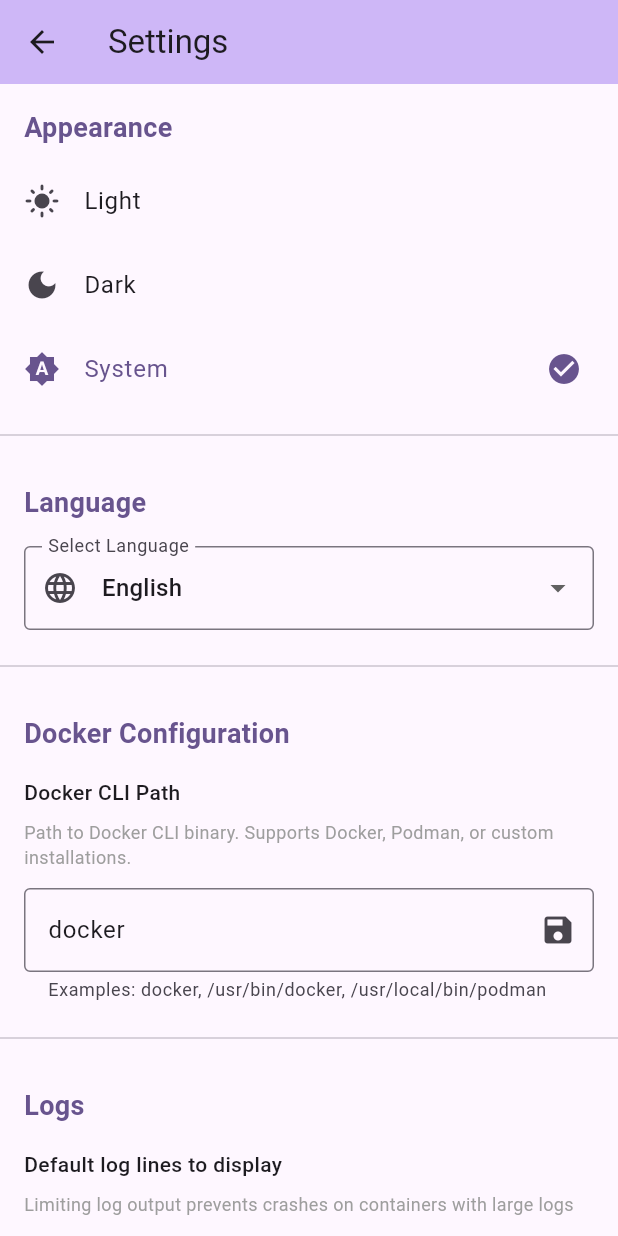
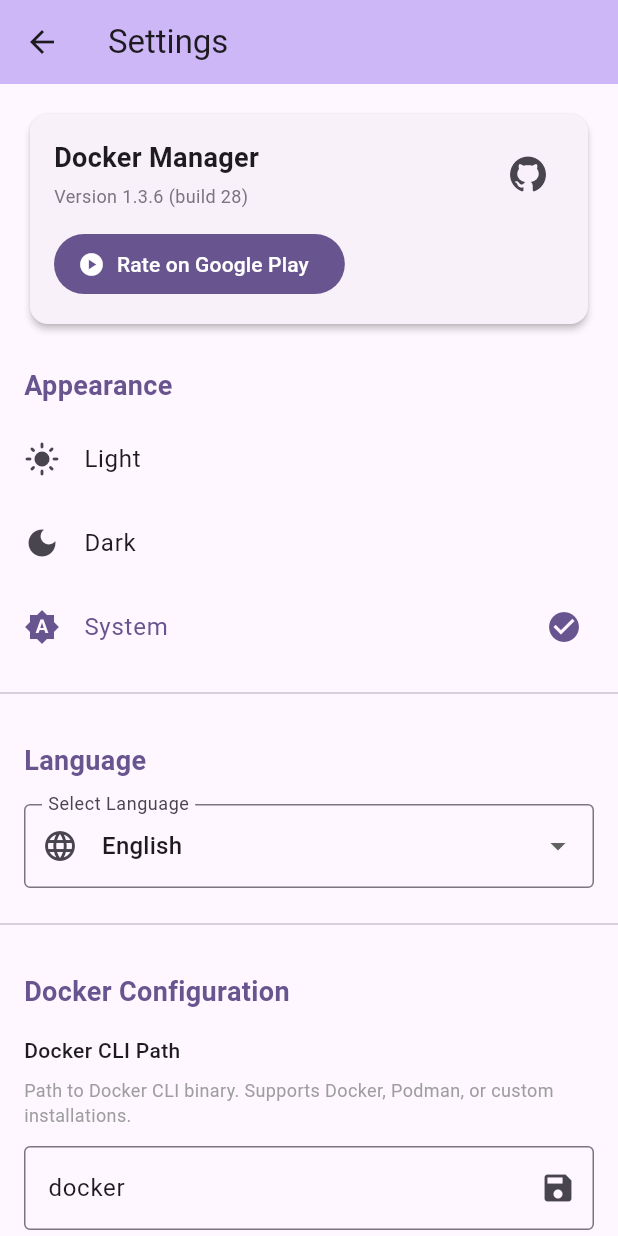
Before and after one commit to theSoberSobber/Docker-Manager, a Flutter app: the SettingsScreen screen opened directly, on a phone screen of 412 x 824 dp. Run offline on Flutter 3.47's test engine with Material 3 defaults, Android fonts, the phone set to English and light mode, and no system bars; our stand-ins replace easy_localization, font_awesome_flutter, package_info_plus, shared_preferences; missing offline and left inert: dartssh2, xterm; accounts and stored records are empty.

Commit message:
support card

```diff
--- a/assets/i18n/en-US.json
+++ b/assets/i18n/en-US.json
@@ -312,7 +312,12 @@
     "select_language": "Select Language",
     "pruning": "Pruning...",
     "version_label": "Version {} (build {})",
-    "version_loading": "Loading version..."
+    "version_loading": "Loading version...",
+    "support_title": "Support & feedback",
+    "support_subtitle": "Rate us on Google Play or drop by GitHub to file issues and ideas.",
+    "rate_play": "Rate on Google Play",
+    "github_repo": "View on GitHub",
+    "link_open_failed": "Couldn't open link"
   },
   "system_info": {
     "title": "System Information",
--- a/assets/i18n/es.json
+++ b/assets/i18n/es.json
@@ -312,7 +312,12 @@
     "select_language": "Seleccionar Idioma",
     "pruning": "Purgando...",
     "version_label": "Versión {} (compilación {})",
-    "version_loading": "Cargando versión..."
+    "version_loading": "Cargando versión...",
+    "support_title": "Soporte y comentarios",
+    "support_subtitle": "Califícanos en Google Play o visita GitHub para compartir ideas.",
+    "rate_play": "Calificar en Google Play",
+    "github_repo": "Ver en GitHub",
+    "link_open_failed": "No se pudo abrir el enlace"
   },
   "system_info": {
     "title": "Información del Sistema",
--- a/assets/i18n/fr-FR.json
+++ b/assets/i18n/fr-FR.json
@@ -312,7 +312,12 @@
     "select_language": "Choisir la langue",
     "pruning": "Nettoyage...",
     "version_label": "Version {} (build {})",
-    "version_loading": "Chargement de la version..."
+    "version_loading": "Chargement de la version...",
+    "support_title": "Support et retours",
+    "support_subtitle": "Notez l'appli sur Google Play ou passez sur GitHub pour vos idées.",
+    "rate_play": "Noter sur Google Play",
+    "github_repo": "Voir sur GitHub",
+    "link_open_failed": "Impossible d'ouvrir le lien"
   },
   "system_info": {
     "title": "Infos système",
--- a/lib/presentation/screens/settings_screen.dart
+++ b/lib/presentation/screens/settings_screen.dart
@@ -5,6 +5,8 @@ import 'package:shared_preferences/shared_preferences.dart';
 import '../../data/services/ssh_connection_service.dart';
 import '../../data/services/docker_cli_path_service.dart';
 import 'package:package_info_plus/package_info_plus.dart';
+import 'package:url_launcher/url_launcher.dart';
+import 'package:font_awesome_flutter/font_awesome_flutter.dart';
 
 class SettingsScreen extends StatefulWidget {
   const SettingsScreen({super.key});
@@ -21,6 +23,8 @@ class _SettingsScreenState extends State<SettingsScreen> {
   bool _isPruning = false;
   String _appVersion = '';
   String _buildNumber = '';
+  final Uri _githubUri = Uri.parse('https://github.com/theSoberSobber/Docker-Manager');
+  final Uri _playStoreUri = Uri.parse('https://play.google.com/store/apps/details?id=com.pavit.docker');
   final DockerCliPathService _dockerCliPathService = DockerCliPathService();
 
   @override
@@ -44,6 +48,37 @@ class _SettingsScreenState extends State<SettingsScreen> {
       _dockerPathController.text = _dockerCliPath;
       _isLoading = false;
     });
+  }
+
+  Future<void> _openExternalLink(Uri uri) async {
+    try {
+      final canOpen = await canLaunchUrl(uri);
+      var launched = false;
+
+      if (canOpen) {
+        launched = await launchUrl(uri, mode: LaunchMode.externalApplication);
+        if (!launched) {
+          launched = await launchUrl(uri, mode: LaunchMode.platformDefault);
+        }
+      }
+
+      // Fallbacks if validation or external launch failed.
+      if (!launched) {
+        launched = await launchUrl(uri, mode: LaunchMode.inAppBrowserView);
+      }
+
+      if (!launched && mounted) {
+        ScaffoldMessenger.of(context).showSnackBar(
+          SnackBar(content: Text('settings.link_open_failed'.tr())),
+        );
+      }
+    } catch (_) {
+      if (mounted) {
+        ScaffoldMessenger.of(context).showSnackBar(
+          SnackBar(content: Text('settings.link_open_failed'.tr())),
+        );
+      }
+    }
   }
 
   Future<void> _loadAppVersion() async {
@@ -239,6 +274,7 @@ class _SettingsScreenState extends State<SettingsScreen> {
           ? const Center(child: CircularProgressIndicator())
           : ListView(
               children: [
+                _buildSupportCard(),
                 // Appearance Section
                 _buildSectionHeader('settings.appearance'.tr()),
                 _buildThemeOption(
@@ -459,6 +495,67 @@ class _SettingsScreenState extends State<SettingsScreen> {
     );
   }
 
+  Widget _buildSupportCard() {
+    final versionText = (_appVersion.isNotEmpty && _buildNumber.isNotEmpty)
+        ? 'settings.version_label'.tr(args: [_appVersion, _buildNumber])
+        : 'settings.version_loading'.tr();
+
+    return Padding(
+      padding: const EdgeInsets.fromLTRB(16, 16, 16, 8),
+      child: Card(
+        clipBehavior: Clip.antiAlias,
+        child: Padding(
+          padding: const EdgeInsets.all(16),
+          child: Column(
+            crossAxisAlignment: CrossAxisAlignment.start,
+            children: [
+              Row(
+                children: [
+                  Expanded(
+                    child: Column(
+                      crossAxisAlignment: CrossAxisAlignment.start,
+                      children: [
+                        Text(
+                          'Docker Manager',
+                          style: const TextStyle(fontSize: 18, fontWeight: FontWeight.w700),
+                        ),
+                        const SizedBox(height: 4),
+                        Text(
+                          versionText,
+                          style: TextStyle(
+                            fontSize: 12,
+                            color: Theme.of(context).colorScheme.outline,
+                          ),
+                        ),
+                      ],
+                    ),
+                  ),
+                  IconButton(
+                    icon: const FaIcon(FontAwesomeIcons.github),
+                    tooltip: 'settings.github_repo'.tr(),
+                    onPressed: () => _openExternalLink(_githubUri),
+                  ),
+                ],
+              ),
+              const SizedBox(height: 12),
+              Wrap(
+                spacing: 8,
+                runSpacing: 8,
+                children: [
+                  FilledButton.icon(
+                    icon: const Icon(Icons.play_circle),
+                    label: Text('settings.rate_play'.tr()),
+                    onPressed: () => _openExternalLink(_playStoreUri),
+                  ),
+                ],
+              ),
+            ],
+          ),
+        ),
+      ),
+    );
+  }
+
   Widget _buildSectionHeader(String title) {
     return Padding(
       padding: const EdgeInsets.fromLTRB(16, 16, 16, 8),
--- a/pubspec.yaml
+++ b/pubspec.yaml
@@ -40,6 +40,8 @@ dependencies:
   easy_localization: ^3.0.7
   xterm: ^4.0.0
   package_info_plus: ^8.1.2
+  url_launcher: ^6.3.1
+  font_awesome_flutter: ^10.7.0
 
 dev_dependencies:
   flutter_test:
```
Also changed, not shown: pubspec.lock, 6 other files.
